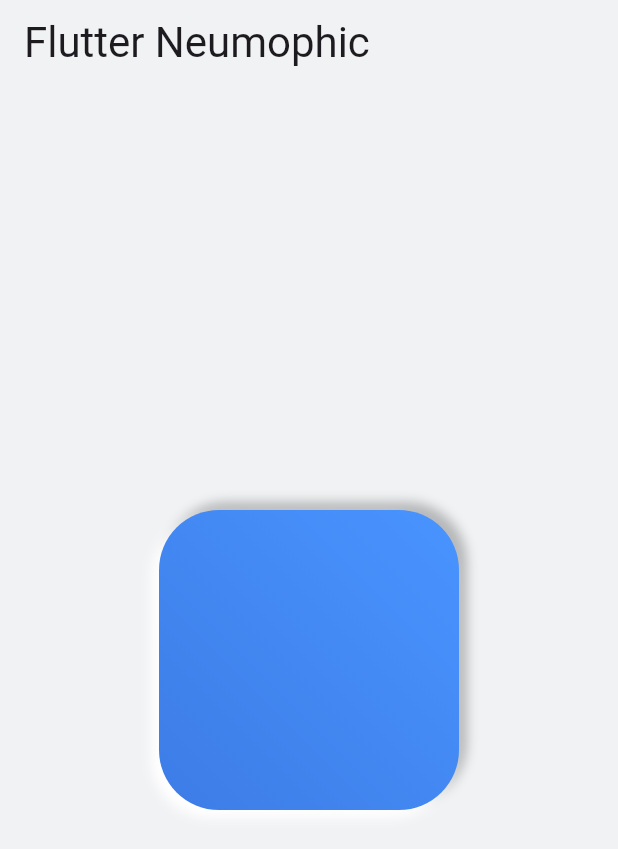
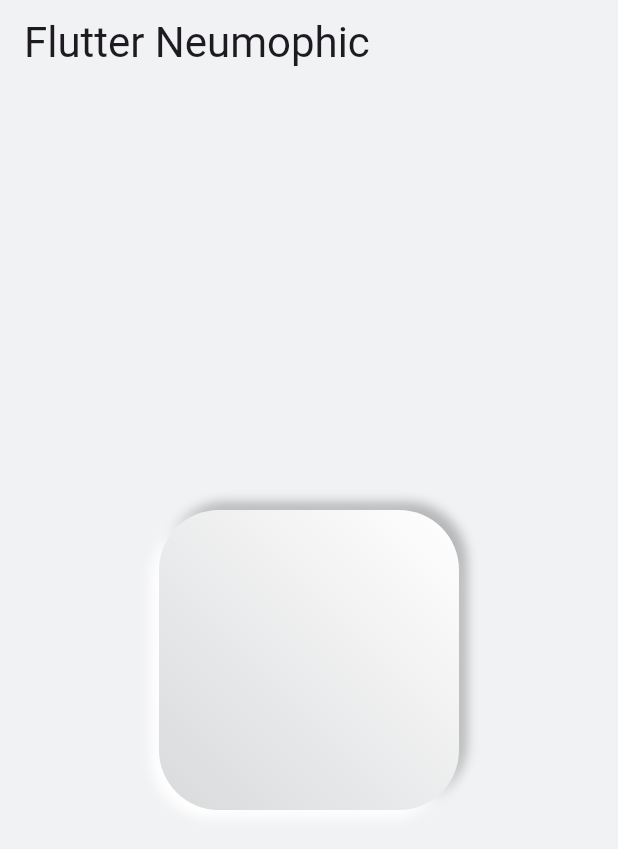
Before and after one commit to TimiMoorhouse/Neural, a Flutter app: the screen it shows after launch, on a phone screen of 412 x 824 dp. Shown: the top 849 px of the screen. Run offline on Flutter 3.47's test engine with Material 3 defaults, Android fonts, the light colour scheme and no system bars.

Commit message:
added README.md

```diff
--- a/example/lib/main.dart
+++ b/example/lib/main.dart
@@ -48,7 +48,7 @@ class _MyHomePageState extends State<MyHomePage> {
             mainAxisAlignment: MainAxisAlignment.center,
             children: <Widget>[
               NeumorphicContainer(
-                accent: Colors.blueAccent,
+                //accent: Colors.blueAccent,
                 style: NeumorphicStyle(
                   borderRadius: 40,
                   shape: NeumorphicShape.concave,
--- a/lib/container.dart
+++ b/lib/container.dart
@@ -1,6 +1,5 @@
 import 'package:flutter/material.dart';
 import 'package:flutter_neumorphic/theme_finder.dart';
-import 'package:provider/provider.dart';
 
 import 'flutter_neumorphic.dart';
 
@@ -16,7 +15,6 @@ class NeumorphicContainer extends StatelessWidget {
   @override
   Widget build(BuildContext context) {
     final decorator = generateNeumorphicDecorator(
-      base: NeumorphicColors.background,
       accent: this.accent,
       style: this.style,
       theme: findNeumorphicTheme(context),
--- a/lib/neumortphic_decorator.dart
+++ b/lib/neumortphic_decorator.dart
@@ -2,7 +2,7 @@ import 'package:flutter/painting.dart';
 import 'package:flutter_neumorphic/flutter_neumorphic.dart';
 
 BoxDecoration generateNeumorphicDecorator(
-    {Color base,
+    {
     /*nullable*/ Color accent,
     /*nullable*/ NeumorphicStyle style,
     /*nullable*/ NeumorphicTheme theme}) {
@@ -22,12 +22,12 @@ BoxDecoration generateNeumorphicDecorator(
 
   final boxShadows = [
     BoxShadow(
-      color: NeumorphicColors.generateGradientColors(colorBase: base, intensity: -1 * style.intensity),
+      color: NeumorphicColors.generateGradientColors(colorBase: style.baseColor, intensity: -1 * style.intensity),
       offset: offset,
       blurRadius: theme.blur,
     ),
     BoxShadow(
-      color: NeumorphicColors.generateGradientColors(colorBase: base, intensity: style.intensity),
+      color: NeumorphicColors.generateGradientColors(colorBase: style.baseColor, intensity: style.intensity),
       offset: offset.scale(-1, -1),
       blurRadius: theme.blur,
     ),
@@ -35,7 +35,7 @@ BoxDecoration generateNeumorphicDecorator(
 
   final borderRadius = style.borderRadius == 0 ? null : BorderRadius.circular(style.borderRadius);
 
-  Color innerColor = accent ?? base;
+  Color innerColor = accent ?? style.baseColor;
 
   return BoxDecoration(
     borderRadius: borderRadius,
@@ -56,13 +56,13 @@ BoxDecoration generateNeumorphicDecorator(
                 colorBase: innerColor,
                 intensity: style.shape == NeumorphicShape.convex ? 0.07 : -0.1,
               )
-            : base,
+            : innerColor,
         style.gradientBackground
             ? NeumorphicColors.generateGradientColors(
                 colorBase: innerColor,
                 intensity: style.shape == NeumorphicShape.convex ? -0.1 : 0.07,
               )
-            : base,
+            : innerColor,
       ],
     ),
   );
--- a/lib/theme.dart
+++ b/lib/theme.dart
@@ -1,6 +1,5 @@
 import 'dart:ui';
 
-import 'package:flutter/foundation.dart';
 import 'package:flutter_neumorphic/colors.dart';
 
 import 'light_source.dart';
```
